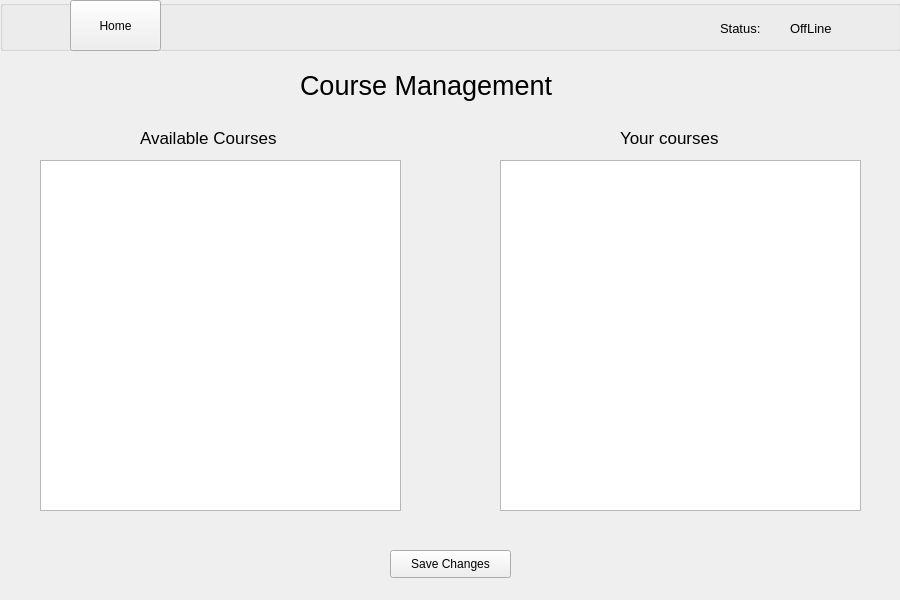
First picture: the form in resources/UI/studentcourse.ui, repository Poom1997/gman, before the edit.
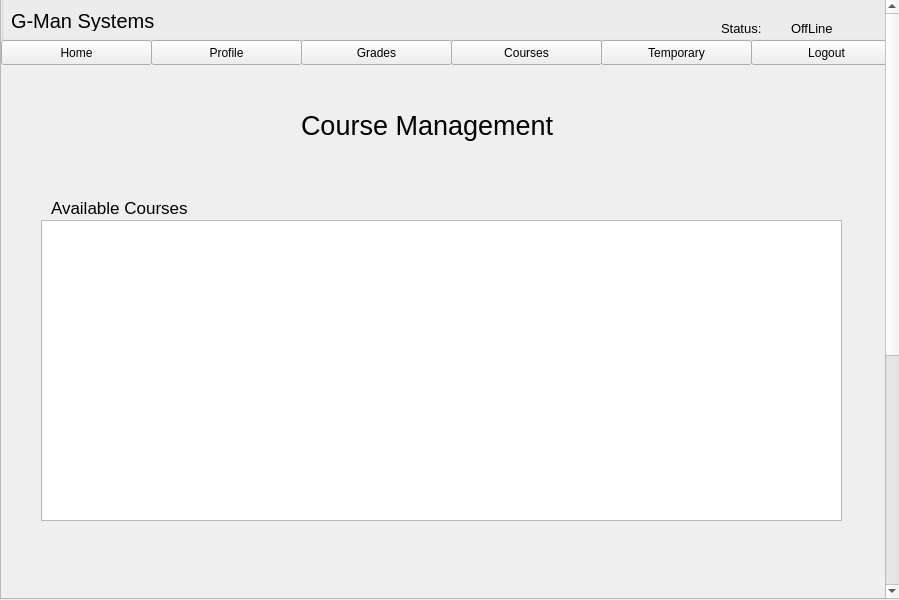
Second picture: the form after the edit.

Patch:
```diff
--- a/resources/UI/studentcourse.ui
+++ b/resources/UI/studentcourse.ui
@@ -6,18 +6,42 @@
    <rect>
     <x>0</x>
     <y>0</y>
-    <width>900</width>
+    <width>899</width>
     <height>600</height>
    </rect>
   </property>
   <property name="windowTitle">
    <string>Form</string>
   </property>
+  <widget class="QScrollArea" name="scrollArea">
+   <property name="geometry">
+    <rect>
+     <x>0</x>
+     <y>-1</y>
+     <width>900</width>
+     <height>600</height>
+    </rect>
+   </property>
+   <property name="horizontalScrollBarPolicy">
+    <enum>Qt::ScrollBarAlwaysOff</enum>
+   </property>
+   <property name="widgetResizable">
+    <bool>false</bool>
+   </property>
+   <widget class="QWidget" name="scrollAreaWidgetContents">
+    <property name="geometry">
+     <rect>
+      <x>0</x>
+      <y>0</y>
+      <width>898</width>
+      <height>999</height>
+     </rect>
+    </property>
   <widget class="QGroupBox" name="groupBox_2">
    <property name="geometry">
     <rect>
      <x>0</x>
-     <y>0</y>
+       <y>-10</y>
      <width>901</width>
      <height>51</height>
     </rect>
@@ -29,7 +53,7 @@
     <property name="geometry">
      <rect>
       <x>720</x>
-      <y>20</y>
+        <y>30</y>
       <width>61</width>
       <height>16</height>
      </rect>
@@ -47,7 +71,7 @@
     <property name="geometry">
      <rect>
       <x>790</x>
-      <y>20</y>
+        <y>30</y>
       <width>53</width>
       <height>16</height>
      </rect>
@@ -61,77 +85,109 @@
      <string>OffLine</string>
     </property>
    </widget>
+     <widget class="QLabel" name="label_13">
+      <property name="geometry">
+       <rect>
+        <x>10</x>
+        <y>20</y>
+        <width>181</width>
+        <height>21</height>
+       </rect>
+      </property>
+      <property name="font">
+       <font>
+        <pointsize>15</pointsize>
+       </font>
+      </property>
+      <property name="text">
+       <string>G-Man Systems</string>
+      </property>
+     </widget>
+    </widget>
+    <widget class="QPushButton" name="gradeButton">
+     <property name="geometry">
+      <rect>
+       <x>300</x>
+       <y>40</y>
+       <width>151</width>
+       <height>25</height>
+      </rect>
+     </property>
+     <property name="text">
+      <string>Grades</string>
+     </property>
+    </widget>
+    <widget class="QPushButton" name="courseButton">
+     <property name="geometry">
+      <rect>
+       <x>450</x>
+       <y>40</y>
+       <width>151</width>
+       <height>25</height>
+      </rect>
+     </property>
+     <property name="text">
+      <string>Courses</string>
+     </property>
+    </widget>
+    <widget class="QPushButton" name="profileButton">
+     <property name="geometry">
+      <rect>
+       <x>150</x>
+       <y>40</y>
+       <width>151</width>
+       <height>25</height>
+      </rect>
+     </property>
+     <property name="text">
+      <string>Profile</string>
+     </property>
+    </widget>
    <widget class="QPushButton" name="homeButton">
     <property name="geometry">
      <rect>
-      <x>70</x>
-      <y>0</y>
-      <width>91</width>
-      <height>51</height>
+       <x>0</x>
+       <y>40</y>
+       <width>151</width>
+       <height>25</height>
      </rect>
     </property>
     <property name="text">
      <string>Home</string>
     </property>
    </widget>
-  </widget>
-  <widget class="QListView" name="availableView">
+    <widget class="QPushButton" name="temp">
    <property name="geometry">
     <rect>
-     <x>40</x>
-     <y>160</y>
-     <width>361</width>
-     <height>351</height>
-    </rect>
-   </property>
-  </widget>
-  <widget class="QPushButton" name="saveButton">
-   <property name="geometry">
-    <rect>
-     <x>390</x>
-     <y>550</y>
-     <width>121</width>
-     <height>28</height>
-    </rect>
-   </property>
+       <x>600</x>
+       <y>40</y>
+       <width>151</width>
+       <height>25</height>
+      </rect>
+     </property>
    <property name="text">
-    <string>Save Changes</string>
-   </property>
-  </widget>
-  <widget class="QListView" name="yourView">
+      <string>Temporary</string>
+     </property>
+    </widget>
+    <widget class="QPushButton" name="logoutButton">
    <property name="geometry">
     <rect>
-     <x>500</x>
-     <y>160</y>
-     <width>361</width>
-     <height>351</height>
-    </rect>
-   </property>
-  </widget>
-  <widget class="QLabel" name="label">
-   <property name="geometry">
-    <rect>
-     <x>140</x>
-     <y>130</y>
-     <width>181</width>
-     <height>16</height>
-    </rect>
-   </property>
-   <property name="font">
-    <font>
-     <pointsize>13</pointsize>
-    </font>
-   </property>
+       <x>750</x>
+       <y>40</y>
+       <width>151</width>
+       <height>25</height>
+      </rect>
+     </property>
    <property name="text">
-    <string>Available Courses</string>
+      <string>Logout</string>
    </property>
   </widget>
   <widget class="QLabel" name="label_2">
    <property name="geometry">
     <rect>
-     <x>620</x>
-     <y>130</y>
-     <width>171</width>
+       <x>50</x>
+       <y>600</y>
+       <width>131</width>
      <height>16</height>
     </rect>
    </property>
@@ -148,7 +204,7 @@
    <property name="geometry">
     <rect>
      <x>300</x>
-     <y>60</y>
+       <y>100</y>
      <width>311</width>
      <height>51</height>
     </rect>
@@ -161,6 +217,59 @@
    <property name="text">
     <string>Course Management</string>
    </property>
+    </widget>
+    <widget class="QTableWidget" name="myCourse">
+     <property name="geometry">
+      <rect>
+       <x>40</x>
+       <y>620</y>
+       <width>801</width>
+       <height>301</height>
+      </rect>
+     </property>
+    </widget>
+    <widget class="QLabel" name="label">
+     <property name="geometry">
+      <rect>
+       <x>50</x>
+       <y>200</y>
+       <width>181</width>
+       <height>16</height>
+      </rect>
+     </property>
+     <property name="font">
+      <font>
+       <pointsize>13</pointsize>
+      </font>
+     </property>
+     <property name="text">
+      <string>Available Courses</string>
+     </property>
+    </widget>
+    <widget class="QTableWidget" name="available">
+     <property name="geometry">
+      <rect>
+       <x>40</x>
+       <y>220</y>
+       <width>801</width>
+       <height>301</height>
+      </rect>
+     </property>
+    </widget>
+    <widget class="QPushButton" name="saveButton">
+     <property name="geometry">
+      <rect>
+       <x>380</x>
+       <y>950</y>
+       <width>121</width>
+       <height>28</height>
+      </rect>
+     </property>
+     <property name="text">
+      <string>Save Changes</string>
+     </property>
+    </widget>
+   </widget>
   </widget>
  </widget>
  <resources/>
```
Lines whose indentation alone changed are shown as unchanged.
